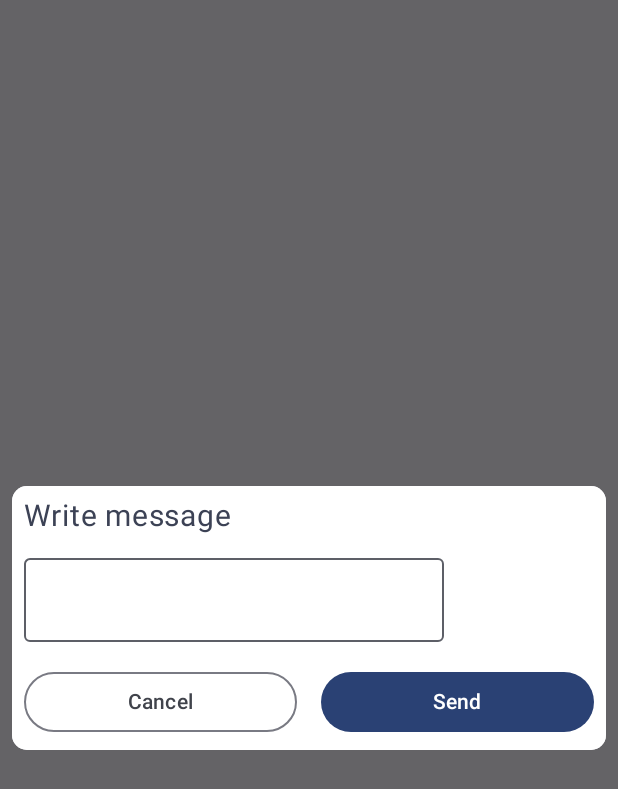
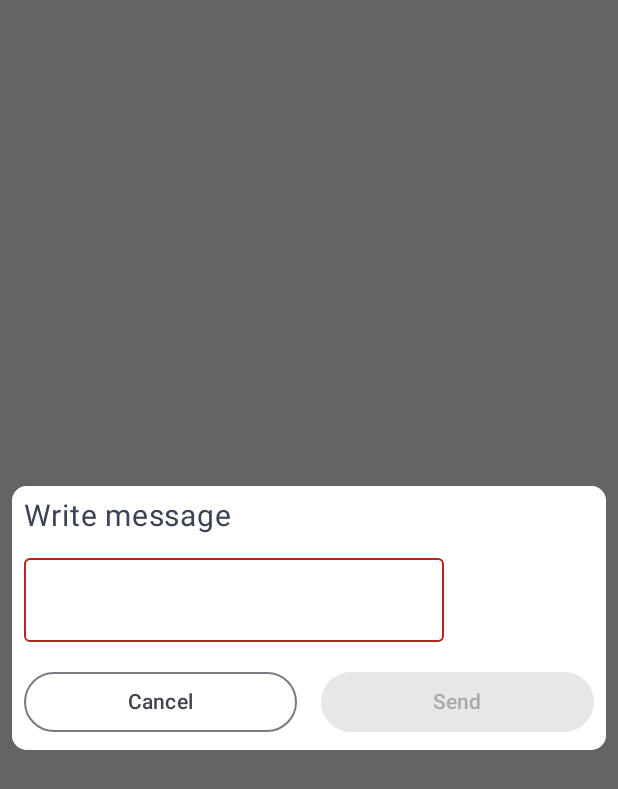
Before and after one commit to mattreturn1/InstantChatCompose, an Android app built with Jetpack Compose: the composable MessageDialogView called with empty values, on a phone screen of 412 x 824 dp. Shown: the top 789 px of the screen. Run offline under Robolectric (Android 15) with nearby library versions, the phone set to English and light mode, and no system bars.

```diff
--- a/app/src/main/java/com/example/chatto/ui/components/AddMessageDialog.kt
+++ b/app/src/main/java/com/example/chatto/ui/components/AddMessageDialog.kt
@@ -61,6 +61,7 @@ fun MessageDialogView(
                     value = text,
                     onValueChange = { text = it },
                     modifier = Modifier.padding(8.dp),
+                    isError = text.isEmpty()
                 )
                 Row {
                     OutlinedButton(
@@ -78,10 +79,11 @@ fun MessageDialogView(
                             onDismiss()
                             onAdd(DbMessage(0, chatId.toInt(), date, number, text))
                         },
-                        Modifier
+                        modifier = Modifier
                             .fillMaxWidth()
                             .padding(8.dp)
-                            .weight(1F)
+                            .weight(1f),
+                        enabled = text.isNotEmpty()
                     ) {
                         Text(text = "Send")
                     }
--- a/app/src/main/java/com/example/chatto/ui/theme/Type.kt
+++ b/app/src/main/java/com/example/chatto/ui/theme/Type.kt
@@ -13,5 +13,6 @@ val Typography = Typography(
         fontSize = 16.sp,
         lineHeight = 24.sp,
         letterSpacing = 0.5.sp
-    )
+    ),
+
 )
```
Also changed, not shown: app/src/main/java/com/example/chatto/domain/vo/ListOfFakeMessages.kt (+26 -6 lines), app/src/main/java/com/example/chatto/ui/chat/ChatScreen.kt (+4 -4 lines), app/src/main/java/com/example/chatto/ui/components/AddChatDialog.kt (+4 -5 lines), app/src/main/java/com/example/chatto/ui/components/ChatItem.kt (+2 -18 lines), app/src/main/java/com/example/chatto/ui/components/MessageItem.kt (+0 -8 lines), app/src/main/java/com/example/chatto/ui/components/MessageItemsList.kt (+5 -4 lines).
